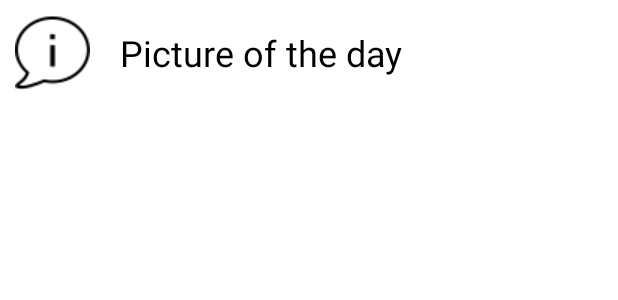
After one commit to AlbertGregl/GoldenHourPhotography, an Android app: the layout item.xml on its own in the app's theme, with its tools: preview values and no code run, on a phone screen of 412 x 824 dp. The commit adds this screen. Shown: the top 300 px of the screen. Run offline under Robolectric (Android 15) with nearby library versions, the phone set to English and light mode, and no system bars.

Commit message:
Lab 6 - Demo aplikacija sa NASA slikama.

```diff
--- a/app/build.gradle.kts
+++ b/app/build.gradle.kts
@@ -5,7 +5,7 @@ plugins {
 
 android {
     namespace = "hr.gregl.goldenhourphotography"
-    compileSdk = 34
+    compileSdk = 33
 
     defaultConfig {
         applicationId = "hr.gregl.goldenhourphotography"
@@ -44,9 +44,6 @@ dependencies {
     implementation("androidx.appcompat:appcompat:1.6.1")
     implementation("com.google.android.material:material:1.9.0")
     implementation("androidx.constraintlayout:constraintlayout:2.1.4")
-    implementation("androidx.work:work-runtime-ktx:2.9.0")
-    implementation("androidx.navigation:navigation-fragment-ktx:2.7.6")
-    implementation("androidx.navigation:navigation-ui-ktx:2.7.6")
     testImplementation("junit:junit:4.13.2")
     androidTestImplementation("androidx.test.ext:junit:1.1.5")
     androidTestImplementation("androidx.test.espresso:espresso-core:3.5.1")
@@ -64,6 +61,7 @@ dependencies {
     implementation("com.squareup.retrofit2:retrofit:2.9.0")
     implementation("com.google.code.gson:gson:2.9.0")
     implementation("com.squareup.retrofit2:converter-gson:2.9.0")
+
     // picasso
     implementation("com.squareup.picasso:picasso:2.71828")
     implementation("jp.wasabeef:picasso-transformations:2.4.0")
--- a/app/src/main/AndroidManifest.xml
+++ b/app/src/main/AndroidManifest.xml
@@ -1,6 +1,9 @@
 <?xml version="1.0" encoding="utf-8"?>
 <manifest xmlns:android="http://schemas.android.com/apk/res/android"
     xmlns:tools="http://schemas.android.com/tools">
+
+    <uses-permission android:name="android.permission.ACCESS_NETWORK_STATE" />
+    <uses-permission android:name="android.permission.INTERNET" />
 
     <application
         android:allowBackup="true"
--- a/app/src/main/java/hr/gregl/goldenhourphotography/dao/Repository.kt
+++ b/app/src/main/java/hr/gregl/goldenhourphotography/dao/Repository.kt
@@ -5,7 +5,6 @@ import android.database.Cursor
 
 interface Repository {
     fun delete(selection: String?, selectionArgs: Array<String>?): Int
-
     fun insert(values: ContentValues?): Long
     fun query(
         projection: Array<String>?, selection: String?,
--- a/app/src/main/java/hr/gregl/goldenhourphotography/dao/TimeSqlHelper.kt
+++ b/app/src/main/java/hr/gregl/goldenhourphotography/dao/TimeSqlHelper.kt
@@ -5,8 +5,6 @@ import android.content.Context
 import android.database.Cursor
 import android.database.sqlite.SQLiteDatabase
 import android.database.sqlite.SQLiteOpenHelper
-import android.net.Uri
-import androidx.core.content.contentValuesOf
 import hr.gregl.goldenhourphotography.model.Item
 
 private const val DB_NAME = "items.db"
--- a/app/src/main/res/layout/activity_splash_screen.xml
+++ b/app/src/main/res/layout/activity_splash_screen.xml
@@ -12,7 +12,6 @@
     <ImageView
         android:id="@+id/ivSplash"
         android:src="@drawable/splashscreen"
-        android:layout_gravity="center"
         android:layout_width="wrap_content"
         android:layout_height="@dimen/_400dp" />
 
--- a/app/src/main/res/layout/fragment_items.xml
+++ b/app/src/main/res/layout/fragment_items.xml
@@ -6,9 +6,9 @@
     android:background="@color/background"
     tools:context=".fragment.ItemsFragment">
 
-    <TextView
+    <androidx.recyclerview.widget.RecyclerView
+        android:id="@+id/rvItems"
         android:layout_width="match_parent"
-        android:layout_height="match_parent"
-        android:text="@string/hello" />
+        android:layout_height="match_parent"/>
 
 </FrameLayout>
--- /dev/null
+++ b/app/src/main/res/layout/item.xml
@@ -0,0 +1,35 @@
+<?xml version="1.0" encoding="utf-8"?>
+<androidx.constraintlayout.widget.ConstraintLayout xmlns:android="http://schemas.android.com/apk/res/android"
+
+    xmlns:app="http://schemas.android.com/apk/res-auto"
+    xmlns:tools="http://schemas.android.com/tools"
+    app:cardUseCompatPadding="true"
+    app:cardCornerRadius="@dimen/_9dp"
+    app:cardBackgroundColor="?colorPrimary"
+    android:layout_width="match_parent"
+    android:layout_height="wrap_content">
+
+    <LinearLayout
+        android:padding="@dimen/_10dp"
+        android:layout_width="match_parent"
+        android:layout_height="match_parent">
+
+        <ImageView
+            android:id="@+id/ivItem"
+            tools:src="@drawable/about"
+            android:layout_width="@dimen/_50dp"
+            android:layout_height="@dimen/_50dp" />
+
+        <TextView
+            android:textColor="?colorOnPrimary"
+            android:id="@+id/tvTitle"
+            tools:text="Picture of the day"
+            android:textSize="@dimen/_24sp"
+            android:gravity="center_vertical"
+            android:layout_marginStart="@dimen/_20dp"
+            android:layout_width="match_parent"
+            android:layout_height="match_parent" />
+
+    </LinearLayout>
+
+</androidx.constraintlayout.widget.ConstraintLayout>
--- a/app/src/main/res/values/dimens.xml
+++ b/app/src/main/res/values/dimens.xml
@@ -6,4 +6,7 @@
     <dimen name="_20dp">20dp</dimen>
     <dimen name="_162dp">162dp</dimen>
     <dimen name="_240dp">240dp</dimen>
+    <dimen name="_9dp">9dp</dimen>
+    <dimen name="_10dp">10dp</dimen>
+    <dimen name="_24sp">24sp</dimen>
 </resources>
--- a/app/src/main/res/values/strings.xml
+++ b/app/src/main/res/values/strings.xml
@@ -9,4 +9,5 @@
     <string name="exit">Exit</string>
     <string name="really_exit_the_application">Really exit the application?</string>
     <string name="cancel">Cancel</string>
+    <string name="picture_of_a_day">Picture of a Day</string>
 </resources>
--- a/build.gradle.kts
+++ b/build.gradle.kts
@@ -1,5 +1,5 @@
 // Top-level build file where you can add configuration options common to all sub-projects/modules.
 plugins {
-    id("com.android.application") version "8.1.2" apply false
+    id("com.android.application") version "8.1.1" apply false
     id("org.jetbrains.kotlin.android") version "1.9.0" apply false
 }
```
Also changed, not shown: app/src/main/java/hr/gregl/goldenhourphotography/adapter/ItemAdapter.kt (added, +68 -0 lines), app/src/main/java/hr/gregl/goldenhourphotography/fragment/ItemsFragment.kt (+19 -1 lines), app/src/main/java/hr/gregl/goldenhourphotography/framework/Extensions.kt (+28 -3 lines).
